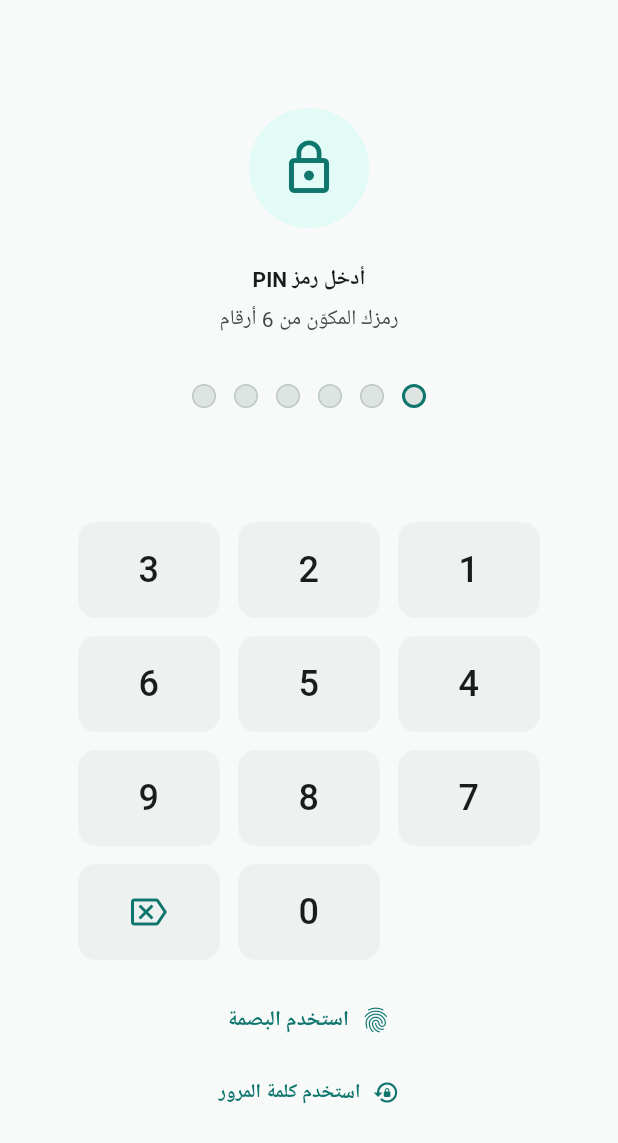
After one commit to mohamedsaad991311-oss/fixhub-app, a Flutter app: the PinLockPage screen opened by its route, on a phone screen of 412 x 824 dp. The commit adds this screen. Shown: the top 1143 px of the screen. Run offline on Flutter 3.47's test engine with Material 3 defaults, Android fonts, the light colour scheme and no system bars; our stand-ins replace device_info_plus, flutter_riverpod, flutter_secure_storage, go_router, google_fonts, hive_flutter and 4 more; accounts and stored records are empty; Roboto replaces fonts that are missing (Cairo).

Commit message:
Phase 8.5 COMPLETE: Full auth system (login/signup/forgot/reset/pin) + device binding + deep links

```diff
--- a/lib/core/router/app_router.dart
+++ b/lib/core/router/app_router.dart
@@ -6,6 +6,7 @@ import 'package:go_router/go_router.dart';
 import '../../features/auth/presentation/pages/forgot_password_page.dart';
 import '../../features/auth/presentation/pages/login_page.dart';
 import '../../features/auth/presentation/pages/reset_password_page.dart';
+import '../../features/auth/presentation/pages/pin_lock_page.dart';
 import '../../features/auth/presentation/pages/signup_page.dart';
 import '../../features/onboarding/presentation/pages/onboarding_page.dart';
 import '../../features/onboarding/presentation/pages/splash_page.dart';
@@ -82,7 +83,7 @@ class AppRouter {
     GoRoute(
       path: RouteNames.pinLock,
       name: 'pinLock',
-      builder: (context, state) => const PinLockPlaceholderPage(),
+      builder: (context, state) => const PinLockPage(),
     ),
 
     // ═══════════════════════════════════════════════════════
--- /dev/null
+++ b/lib/features/auth/presentation/pages/pin_lock_page.dart
@@ -0,0 +1,600 @@
+// lib/features/auth/presentation/pages/pin_lock_page.dart
+
+import 'dart:async';
+
+import 'package:flutter/material.dart';
+import 'package:flutter/services.dart';
+import 'package:flutter_riverpod/flutter_riverpod.dart';
+import 'package:go_router/go_router.dart';
+
+import '../../../../core/constants/app_sizes.dart';
+import '../../../../core/router/route_names.dart';
+import '../../../../core/services/biometric_service.dart';
+import '../../../../core/services/pin_lock_service.dart';
+import '../providers/auth_provider.dart';
+
+// ═══════════════════════════════════════════════════════════════
+//  PIN LOCK PAGE
+// ═══════════════════════════════════════════════════════════════
+
+class PinLockPage extends ConsumerStatefulWidget {
+  const PinLockPage({super.key});
+
+  @override
+  ConsumerState<PinLockPage> createState() => _PinLockPageState();
+}
+
+class _PinLockPageState extends ConsumerState<PinLockPage> {
+  // ─── State ───
+  String _pin = '';
+  bool _isVerifying = false;
+  bool _isLocked = false;
+  int _remainingSeconds = 0;
+  String? _errorMessage;
+  bool _biometricAvailable = false;
+
+  static const int _pinLength = 6;
+
+  Timer? _lockTimer;
+
+  @override
+  void initState() {
+    super.initState();
+    _initState();
+  }
+
+  @override
+  void dispose() {
+    _lockTimer?.cancel();
+    super.dispose();
+  }
+
+  // ─────────────────────────────────────────────────────────────
+  //  INIT
+  // ─────────────────────────────────────────────────────────────
+
+  Future<void> _initState() async {
+    // فحص القفل الحالي
+    await _checkLockStatus();
+
+    // فحص البصمة
+    try {
+      final biometric = ref.read(biometricServiceProvider);
+      final ready = await biometric.isReady();
+      if (mounted) setState(() => _biometricAvailable = ready);
+    } catch (_) {}
+  }
+
+  Future<void> _checkLockStatus() async {
+    final service = ref.read(pinLockServiceProvider);
+    final locked = await service.isLocked();
+
+    if (locked) {
+      final seconds = await service.getRemainingLockSeconds();
+      if (mounted) {
+        setState(() {
+          _isLocked = true;
+          _remainingSeconds = seconds;
+        });
+        _startLockTimer();
+      }
+    } else {
+      if (mounted) setState(() => _isLocked = false);
+    }
+  }
+
+  void _startLockTimer() {
+    _lockTimer?.cancel();
+    _lockTimer = Timer.periodic(const Duration(seconds: 1), (timer) {
+      if (!mounted) {
+        timer.cancel();
+        return;
+      }
+      if (_remainingSeconds <= 1) {
+        timer.cancel();
+        setState(() {
+          _isLocked = false;
+          _remainingSeconds = 0;
+        });
+      } else {
+        setState(() => _remainingSeconds--);
+      }
+    });
+  }
+
+  // ─────────────────────────────────────────────────────────────
+  //  PIN INPUT
+  // ─────────────────────────────────────────────────────────────
+
+  void _onKeyPress(String digit) {
+    if (_isVerifying || _isLocked) return;
+    if (_pin.length >= _pinLength) return;
+
+    HapticFeedback.lightImpact();
+    setState(() {
+      _pin += digit;
+      _errorMessage = null;
+    });
+
+    if (_pin.length == _pinLength) {
+      _verifyPin();
+    }
+  }
+
+  void _onBackspace() {
+    if (_isVerifying || _isLocked) return;
+    if (_pin.isEmpty) return;
+
+    HapticFeedback.lightImpact();
+    setState(() => _pin = _pin.substring(0, _pin.length - 1));
+  }
+
+  void _onClear() {
+    if (_isVerifying || _isLocked) return;
+    setState(() {
+      _pin = '';
+      _errorMessage = null;
+    });
+  }
+
+  // ─────────────────────────────────────────────────────────────
+  //  VERIFY
+  // ─────────────────────────────────────────────────────────────
+
+  Future<void> _verifyPin() async {
+    setState(() => _isVerifying = true);
+
+    final service = ref.read(pinLockServiceProvider);
+    final result = await service.verifyPin(_pin);
+
+    if (!mounted) return;
+
+    if (result.isSuccess) {
+      HapticFeedback.mediumImpact();
+      // نجح → ارجع لآخر شاشة أو home
+      if (context.canPop()) {
+        context.pop();
+      } else {
+        context.go(RouteNames.home);
+      }
+      return;
+    }
+
+    // فشل
+    HapticFeedback.heavyImpact();
+
+    // حدّث المحاولات
+    final remaining = await service.getRemainingAttempts();
+    final locked = await service.isLocked();
+
+    if (!mounted) return;
+
+    setState(() {
+      _isVerifying = false;
+      _pin = '';
+
+      if (locked) {
+        _isLocked = true;
+      } else if (result == PinResult.locked) {
+        _isLocked = true;
+      } else {
+        _errorMessage = _getErrorMessage(result, remaining);
+      }
+    });
+
+    if (_isLocked) {
+      final seconds = await service.getRemainingLockSeconds();
+      if (mounted) {
+        setState(() => _remainingSeconds = seconds);
+        _startLockTimer();
+      }
+    }
+  }
+
+  String _getErrorMessage(PinResult result, int remaining) {
+    if (result == PinResult.wrongPin) {
+      if (remaining <= 1) {
+        return 'رمز غير صحيح — محاولة واحدة متبقية!';
+      }
+      return 'رمز غير صحيح — $remaining محاولات متبقية';
+    }
+    return result.messageAr;
+  }
+
+  // ─────────────────────────────────────────────────────────────
+  //  BIOMETRIC
+  // ─────────────────────────────────────────────────────────────
+
+  Future<void> _handleBiometric() async {
+    if (_isLocked) return;
+
+    try {
+      final biometric = ref.read(biometricServiceProvider);
+      final result = await biometric.authenticate(reason: 'افتح FixHub');
+
+      if (!mounted) return;
+
+      if (result.isSuccess) {
+        final service = ref.read(pinLockServiceProvider);
+        await service.resetAttempts();
+        if (!mounted) return;
+        if (context.canPop()) {
+          context.pop();
+        } else {
+          context.go(RouteNames.home);
+        }
+      } else if (result != BiometricResult.cancelled) {
+        setState(() => _errorMessage = result.messageAr);
+      }
+    } catch (_) {
+      if (mounted) {
+        setState(() => _errorMessage = 'فشل التحقق بالبصمة');
+      }
+    }
+  }
+
+  // ─────────────────────────────────────────────────────────────
+  //  FALLBACK — استخدم كلمة المرور
+  // ─────────────────────────────────────────────────────────────
+
+  Future<void> _handleUsePassword() async {
+    // سجّل خروج وأرجع للـ login
+    await ref.read(authProvider.notifier).signOut();
+    if (!mounted) return;
+    context.go(RouteNames.login);
+  }
+
+  // ─────────────────────────────────────────────────────────────
+  //  BUILD
+  // ─────────────────────────────────────────────────────────────
+
+  @override
+  Widget build(BuildContext context) {
+    final scheme = Theme.of(context).colorScheme;
+    final textTheme = Theme.of(context).textTheme;
+
+    return Scaffold(
+      backgroundColor: scheme.surface,
+      body: SafeArea(
+        child: LayoutBuilder(
+          builder: (context, constraints) {
+            return SingleChildScrollView(
+              child: ConstrainedBox(
+                constraints: BoxConstraints(minHeight: constraints.maxHeight),
+                child: Padding(
+                  padding: const EdgeInsets.symmetric(
+                    horizontal: AppSizes.spaceLg,
+                  ),
+                  child: Column(
+                    mainAxisAlignment: MainAxisAlignment.center,
+                    children: [
+                      const Spacer(),
+
+                      // ─── Icon ───
+                      _buildIcon(scheme),
+
+                      const SizedBox(height: AppSizes.spaceLg),
+
+                      // ─── Title ───
+                      Text(
+                        'أدخل رمز PIN',
+                        style: textTheme.headlineSmall?.copyWith(
+                          fontWeight: FontWeight.bold,
+                          color: scheme.onSurface,
+                        ),
+                      ),
+                      const SizedBox(height: AppSizes.spaceSm),
+
+                      Text(
+                        _isLocked
+                            ? 'القفل مؤقت'
+                            : 'رمزك المكوّن من $_pinLength أرقام',
+                        style: textTheme.bodyMedium?.copyWith(
+                          color: scheme.onSurfaceVariant,
+                        ),
+                      ),
+
+                      const SizedBox(height: AppSizes.spaceXl),
+
+                      // ─── PIN Dots ───
+                      _buildPinDots(scheme),
+
+                      const SizedBox(height: AppSizes.spaceMd),
+
+                      // ─── Error / Lock message ───
+                      _buildMessage(scheme),
+
+                      const SizedBox(height: AppSizes.spaceLg),
+
+                      // ─── Keypad ───
+                      _buildKeypad(scheme),
+
+                      const SizedBox(height: AppSizes.spaceMd),
+
+                      // ─── Actions ───
+                      _buildActions(scheme),
+
+                      const Spacer(),
+                    ],
+                  ),
+                ),
+              ),
+            );
+          },
+        ),
+      ),
+    );
+  }
+
+  // ─── Icon ───
+  Widget _buildIcon(ColorScheme scheme) {
+    return Container(
+      width: 80,
+      height: 80,
+      decoration: BoxDecoration(
+        color: (_isLocked ? scheme.errorContainer : scheme.primaryContainer)
+            .withValues(alpha: 0.5),
+        shape: BoxShape.circle,
+      ),
+      child: Icon(
+        _isLocked ? Icons.lock_clock : Icons.lock_outline,
+        size: 40,
+        color: _isLocked ? scheme.error : scheme.primary,
+      ),
+    );
+  }
+
+  // ─── PIN Dots ───
+  Widget _buildPinDots(ColorScheme scheme) {
+    return Row(
+      mainAxisAlignment: MainAxisAlignment.center,
+      children: List.generate(_pinLength, (index) {
+        final isFilled = index < _pin.length;
+        final isActive = index == _pin.length && !_isLocked;
+        return AnimatedContainer(
+          duration: const Duration(milliseconds: 200),
+          margin: const EdgeInsets.symmetric(horizontal: 6),
+          width: 16,
+          height: 16,
+          decoration: BoxDecoration(
+            shape: BoxShape.circle,
+            color: isFilled ? scheme.primary : scheme.surfaceContainerHighest,
+            border: Border.all(
+              color: isActive ? scheme.primary : scheme.outlineVariant,
+              width: isActive ? 2 : 1,
+            ),
+          ),
+        );
+      }),
+    );
+  }
+
+  // ─── Message ───
+  Widget _buildMessage(ColorScheme scheme) {
+    if (_isLocked) {
+      return Column(
+        children: [
+          Text(
+            'الحساب مقفول مؤقتاً',
+            style: TextStyle(
+              fontSize: 14,
+              fontWeight: FontWeight.w600,
+              color: scheme.error,
+            ),
+          ),
+          const SizedBox(height: AppSizes.spaceXs),
+          Text(
+            'حاول بعد $_remainingSeconds ثانية',
+            style: TextStyle(
+              fontSize: 13,
+              color: scheme.onSurfaceVariant,
+            ),
+          ),
+        ],
+      );
+    }
+
+    if (_errorMessage != null) {
+      return Container(
+        padding: const EdgeInsets.symmetric(
+          horizontal: AppSizes.spaceMd,
+          vertical: AppSizes.spaceSm,
+        ),
+        decoration: BoxDecoration(
+          color: scheme.errorContainer.withValues(alpha: 0.5),
+          borderRadius: BorderRadius.circular(AppSizes.radiusMd),
+        ),
+        child: Row(
+          mainAxisSize: MainAxisSize.min,
+          children: [
+            Icon(Icons.error_outline, size: 18, color: scheme.error),
+            const SizedBox(width: AppSizes.spaceSm),
+            Flexible(
+              child: Text(
+                _errorMessage!,
+                style: TextStyle(
+                  fontSize: 13,
+                  color: scheme.onErrorContainer,
+                ),
+              ),
+            ),
+          ],
+        ),
+      );
+    }
+
+    return const SizedBox(height: 36);
+  }
+
+  // ─── Keypad ───
+  Widget _buildKeypad(ColorScheme scheme) {
+    return ConstrainedBox(
+      constraints: const BoxConstraints(maxWidth: 320),
+      child: Column(
+        children: [
+          // 1 2 3
+          Row(
+            children: [
+              _digitKey('1', scheme),
+              _digitKey('2', scheme),
+              _digitKey('3', scheme),
+            ],
+          ),
+          const SizedBox(height: AppSizes.spaceSmMd),
+          // 4 5 6
+          Row(
+            children: [
+              _digitKey('4', scheme),
+              _digitKey('5', scheme),
+              _digitKey('6', scheme),
+            ],
+          ),
+          const SizedBox(height: AppSizes.spaceSmMd),
+          // 7 8 9
+          Row(
+            children: [
+              _digitKey('7', scheme),
+              _digitKey('8', scheme),
+              _digitKey('9', scheme),
+            ],
+          ),
+          const SizedBox(height: AppSizes.spaceSmMd),
+          // biometric / 0 / backspace
+          Row(
+            children: [
+              Expanded(
+                child: _biometricAvailable
+                    ? _iconKey(
+                        Icons.fingerprint,
+                        _handleBiometric,
+                        scheme,
+                      )
+                    : const SizedBox(height: 60),
+              ),
+              _digitKey('0', scheme),
+              Expanded(
+                child: _iconKey(
+                  Icons.backspace_outlined,
+                  _onBackspace,
+                  scheme,
+                  onLongPress: _onClear,
+                ),
+              ),
+            ],
+          ),
+        ],
+      ),
+    );
+  }
+
+  Widget _digitKey(String digit, ColorScheme scheme) {
+    final enabled = !_isVerifying && !_isLocked;
+    return Expanded(
+      child: Padding(
+        padding: const EdgeInsets.symmetric(horizontal: 6),
+        child: _KeyButton(
+          onTap: enabled ? () => _onKeyPress(digit) : null,
+          scheme: scheme,
+          child: Text(
+            digit,
+            style: TextStyle(
+              fontSize: 24,
+              fontWeight: FontWeight.w500,
+              color: enabled ? scheme.onSurface : scheme.onSurfaceVariant,
+            ),
+          ),
+        ),
+      ),
+    );
+  }
+
+  Widget _iconKey(
+    IconData icon,
+    VoidCallback? onTap,
+    ColorScheme scheme, {
+    VoidCallback? onLongPress,
+  }) {
+    final enabled = !_isVerifying && !_isLocked && onTap != null;
+    return Padding(
+      padding: const EdgeInsets.symmetric(horizontal: 6),
+      child: _KeyButton(
+        onTap: enabled ? onTap : null,
+        onLongPress: onLongPress,
+        scheme: scheme,
+        child: Icon(
+          icon,
+          size: 24,
+          color: enabled ? scheme.primary : scheme.onSurfaceVariant,
+        ),
+      ),
+    );
+  }
+
+  // ─── Actions ───
+  Widget _buildActions(ColorScheme scheme) {
+    return Column(
+      children: [
+        // Biometric (لو مش في keypad)
+        if (!_biometricAvailable)
+          TextButton.icon(
+            onPressed: _isLocked ? null : _handleBiometric,
+            icon: const Icon(Icons.fingerprint, size: 20),
+            label: const Text('استخدم البصمة'),
+          ),
+
+        // Forgot
+        TextButton.icon(
+          onPressed: _isLocked ? null : _handleUsePassword,
+          icon: const Icon(Icons.lock_reset, size: 18),
+          label: const Text(
+            'استخدم كلمة المرور',
+            style: TextStyle(fontSize: 13),
+          ),
+        ),
+      ],
+    );
+  }
+}
+
+// ═══════════════════════════════════════════════════════════════
+//  KEY BUTTON
+// ═══════════════════════════════════════════════════════════════
+
+class _KeyButton extends StatelessWidget {
+  const _KeyButton({
+    required this.child,
+    required this.scheme,
+    this.onTap,
+    this.onLongPress,
+  });
+
+  final Widget child;
+  final ColorScheme scheme;
+  final VoidCallback? onTap;
+  final VoidCallback? onLongPress;
+
+  @override
+  Widget build(BuildContext context) {
+    final enabled = onTap != null;
+
+    return Material(
+      color: Colors.transparent,
+      child: InkWell(
+        onTap: onTap,
+        onLongPress: onLongPress,
+        borderRadius: BorderRadius.circular(AppSizes.radiusLg),
+        child: Container(
+          height: 64,
+          alignment: Alignment.center,
+          decoration: BoxDecoration(
+            color: enabled
+                ? scheme.surfaceContainerHighest.withValues(alpha: 0.4)
+                : Colors.transparent,
+            borderRadius: BorderRadius.circular(AppSizes.radiusLg),
+          ),
+          child: child,
+        ),
+      ),
+    );
+  }
+}
```
